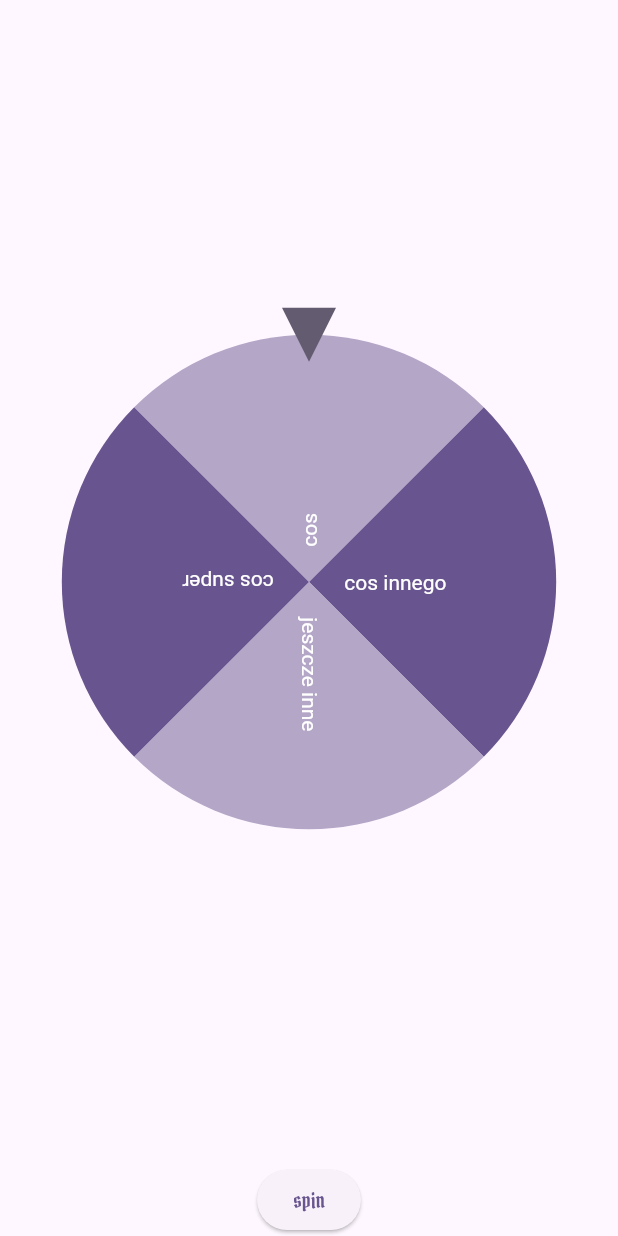
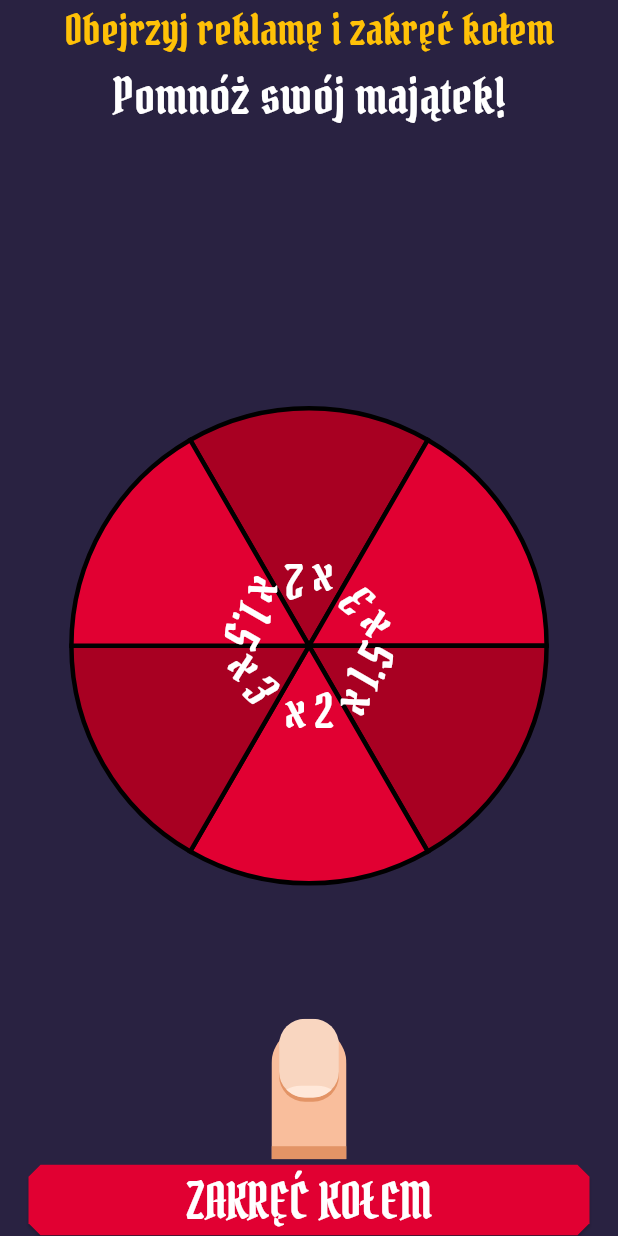
Before and after one commit to AntoniPochopien/church_clicker, a Flutter app: the FortuneWheelScreen widget shown alone on an empty page, opened directly, on a phone screen of 412 x 824 dp. Run offline on Flutter 3.47's test engine with Material 2 defaults, Android fonts, the phone set to English and light mode, and no system bars; drawn by our look-alikes of flutter_fortune_wheel; our stand-ins replace flutter_bloc, flutter_svg, hive_flutter; missing offline and left inert: measure_size; accounts and stored records are empty.

Commit message:
changed wheel design + small fixes

```diff
--- a/lib/screens/fortune_wheel_screen/fortune_wheel_screen.dart
+++ b/lib/screens/fortune_wheel_screen/fortune_wheel_screen.dart
@@ -2,6 +2,7 @@ import 'dart:async';
 
 import 'package:flutter/material.dart';
 import 'package:flutter_fortune_wheel/flutter_fortune_wheel.dart';
+import 'package:flutter_svg/flutter_svg.dart';
 
 class FortuneWheelScreen extends StatefulWidget {
   const FortuneWheelScreen({super.key});
@@ -14,44 +15,128 @@ class _FortuneWheelScreenState extends State<FortuneWheelScreen> {
   final StreamController<int> controller = StreamController<int>();
   String wonPrize = '';
 
-  List<String> listaNagrod = ['cos', 'cos innego', 'jeszcze inne', 'cos super'];
+  List<String> listaNagrod = [
+    '2',
+    '3',
+    '1.5',
+    '2',
+    '3',
+    '1.5',
+  ];
 
   @override
   Widget build(BuildContext context) {
-    return Center(
-      child: Column(
+    return Container(
+      color: const Color(0xFF292241),
+      child: SafeArea(
+        child: Center(
+          child: Stack(
             children: [
+              Column(
+                children: [
+                  const Text(
+                    'Obejrzyj reklamę i zakręć kołem',
+                    style: TextStyle(fontSize: 28, color: Colors.amber),
+                  ),
+                  const Text(
+                    'Pomnóż swój majątek!',
+                    style: TextStyle(color: Colors.white, fontSize: 33),
+                  ),
                   Expanded(
+                    child: Padding(
+                      padding: const EdgeInsets.all(8.0),
                       child: FortuneWheel(
+                        indicators: const [],
+                        alignment: Alignment.bottomCenter,
                         animateFirst: false,
                         physics: NoPanPhysics(),
                         selected: controller.stream,
                         items: [
-                ...listaNagrod.map(
-                  (e) => FortuneItem(
-                    child: Text(e),
+                          ...listaNagrod.asMap().entries.map(
+                            (e) {
+                              int i = e.key;
+                              String v = e.value;
+                              return FortuneItem(
+                                child: RotatedBox(
+                                    quarterTurns: 3, child: Text('x $v')),
+                                style: FortuneItemStyle(
+                                  borderWidth: 3,
+                                  borderColor: Colors.black,
+                                  color: i % 2 == 0
+                                      ? const Color(0xFFA80022)
+                                      : const Color(0xFFE10032),
+                                  textStyle: const TextStyle(
+                                    fontFamily: 'PirataOne',
+                                    fontSize: 32,
                                   ),
                                 ),
+                              );
+                            },
+                          ),
                         ],
-              onAnimationEnd: () => ScaffoldMessenger.of(context).showSnackBar(
+                        onAnimationEnd: () =>
+                            ScaffoldMessenger.of(context).showSnackBar(
                           SnackBar(
                             content: Text(wonPrize),
                           ),
                         ),
                       ),
                     ),
+                  ),
+                  const SizedBox(
+                    height: 50,
+                  ),
+                ],
+              ),
+              Align(
+                alignment: Alignment.bottomCenter,
+                child: Column(
+                  mainAxisSize: MainAxisSize.min,
+                  children: [
+                    SizedBox(
+                      width: 50,
+                      height: 100,
+                      child: SvgPicture.asset(
+                        'assets/images/svg/general/wheel_indicator.svg',
+                      ),
+                    ),
                     SafeArea(
+                      child: Padding(
+                        padding: const EdgeInsets.symmetric(horizontal: 19),
                         child: ElevatedButton(
+                          style: ElevatedButton.styleFrom(
+                            backgroundColor: const Color(0xFFE10032),
+                            shape: BeveledRectangleBorder(
+                              borderRadius: BorderRadius.circular(8),
+                            ),
+                          ),
                           onPressed: () {
-                  setState(() {
-                    final randomPosition = Fortune.randomInt(0, 3);
+                            setState(
+                              () {
+                                final randomPosition = Fortune.randomInt(0, 5);
                                 controller.add(randomPosition);
                                 wonPrize = listaNagrod[randomPosition];
-                  });
                               },
-                child: const Text('spin')),
+                            );
+                          },
+                          child: SizedBox(
+                            width: double.infinity,
+                            child: Text(
+                              'Zakręć kołem'.toUpperCase(),
+                              textAlign: TextAlign.center,
+                              style: const TextStyle(
+                                  fontSize: 33, color: Colors.white),
+                            ),
+                          ),
+                        ),
+                      ),
                     )
                   ],
+                ),
+              )
+            ],
+          ),
+        ),
       ),
     );
   }
--- a/lib/screens/shop_screen/widgets/item_widget.dart
+++ b/lib/screens/shop_screen/widgets/item_widget.dart
@@ -42,11 +42,12 @@ class ItemWidget extends StatelessWidget {
           padding: const EdgeInsets.symmetric(vertical: 4),
           child: AnimatedContainer(
             duration: const Duration(milliseconds: 200),
-            color: (isAvaliable) //abilitiesState.earnedMoney >= price.toInt()
-                ? Colors.white
-                : (maxLvl >= ownedLvl)
-                    ? Colors.grey
-                    : Colors.amber,
+            color: (maxLvl <=
+                    ownedLvl) //abilitiesState.earnedMoney >= price.toInt()
+                ? Colors.amber
+                : isAvaliable
+                    ? Colors.white
+                    : Colors.grey,
             child: Padding(
               padding: const EdgeInsets.all(0),
               child: Container(
@@ -89,11 +90,12 @@ class ItemWidget extends StatelessWidget {
                           crossAxisAlignment: CrossAxisAlignment.end,
                           mainAxisAlignment: MainAxisAlignment.center,
                           children: [
-                            Text(
-                              price.toString(),
-                              style: const TextStyle(
-                                  fontSize: 24, color: Colors.red),
-                            ),
+                            if (!(maxLvl <= ownedLvl))
+                              Text(
+                                price.toString(),
+                                style: const TextStyle(
+                                    fontSize: 24, color: Color(0xFFA80022)),
+                              ),
                             Text(
                               isPriestUpgrade
                                   ? '+ $upgradeValue'
--- a/lib/screens/shop_screen/widgets/items_list.dart
+++ b/lib/screens/shop_screen/widgets/items_list.dart
@@ -45,7 +45,7 @@ class ItemsList extends StatelessWidget {
                 children: [
                   Text(
                     title,
-                    style: const TextStyle(color: Colors.white),
+                    style: const TextStyle(color: Colors.white, fontSize: 33),
                   ),
                   Expanded(
                     child: ListView.builder(
--- a/lib/widgets/level_indicator.dart
+++ b/lib/widgets/level_indicator.dart
@@ -17,7 +17,6 @@ class _LevelIndicatorState extends State<LevelIndicator> {
 
   Tween<double> lvlInterval(double v) {
     final levelCubit = BlocProvider.of<LevelCubit>(context, listen: false);
-    print('dupa interval $v');
     if (v >= 0 && v <= 100) {
       //10000
       levelCubit.setLvl(lvl: 1);
@@ -45,7 +44,6 @@ class _LevelIndicatorState extends State<LevelIndicator> {
     final interval = lvlInterval(highestEarnings);
     final x = (100 * highestEarnings) / interval.end!;
     final y = (x * size.width) / 100;
-    print('dupa obliczona szerokosc $y');
     return y;
   }
 
```
Also changed, not shown: lib/screens/shop_screen/shop_screen.dart (+36 -14 lines), assets/images/svg/general/wheel_indicator.svg (added). Lines whose indentation alone changed are shown as unchanged.
